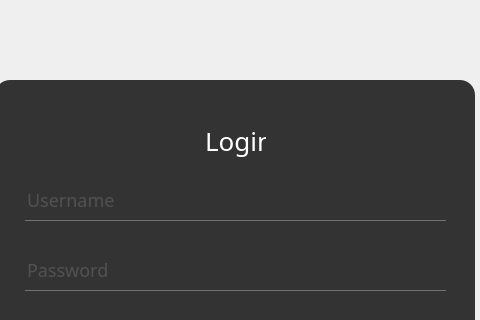
The window that client/code/forms/login.ui (LukaVujcic/26-filebox) describes before a commit, drawn with Qt 5; both pictures show x 165 to 645 and y 0 to 320 of the 800 by 600 pixel window.
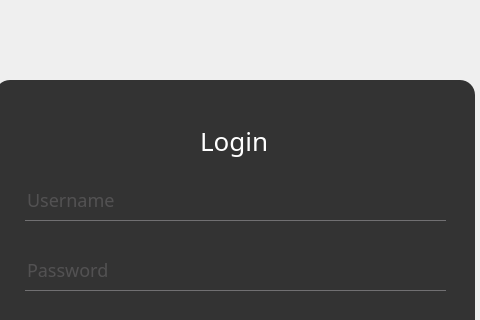
The same window after the commit. Icons and pictures are not drawn.

What changed in the file:
```diff
--- a/client/code/forms/login.ui
+++ b/client/code/forms/login.ui
@@ -115,9 +115,9 @@
    <widget class="QLabel" name="lblLogin">
     <property name="geometry">
      <rect>
-      <x>210</x>
+      <x>205</x>
       <y>30</y>
-      <width>61</width>
+      <width>81</width>
       <height>61</height>
      </rect>
     </property>
```
